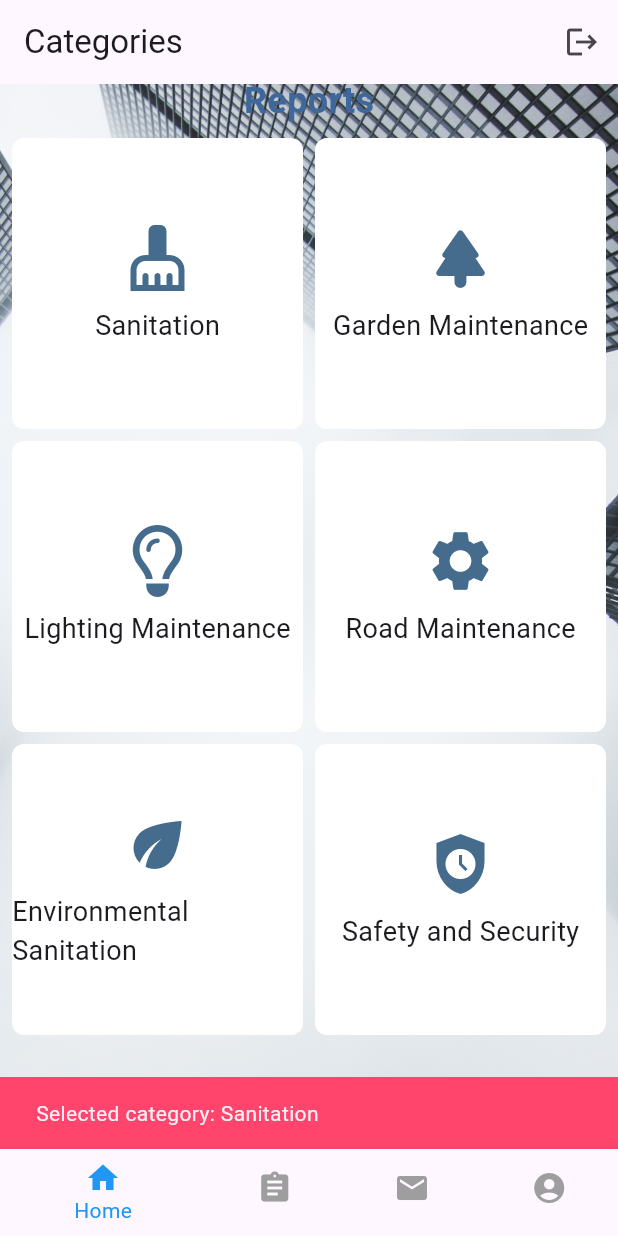
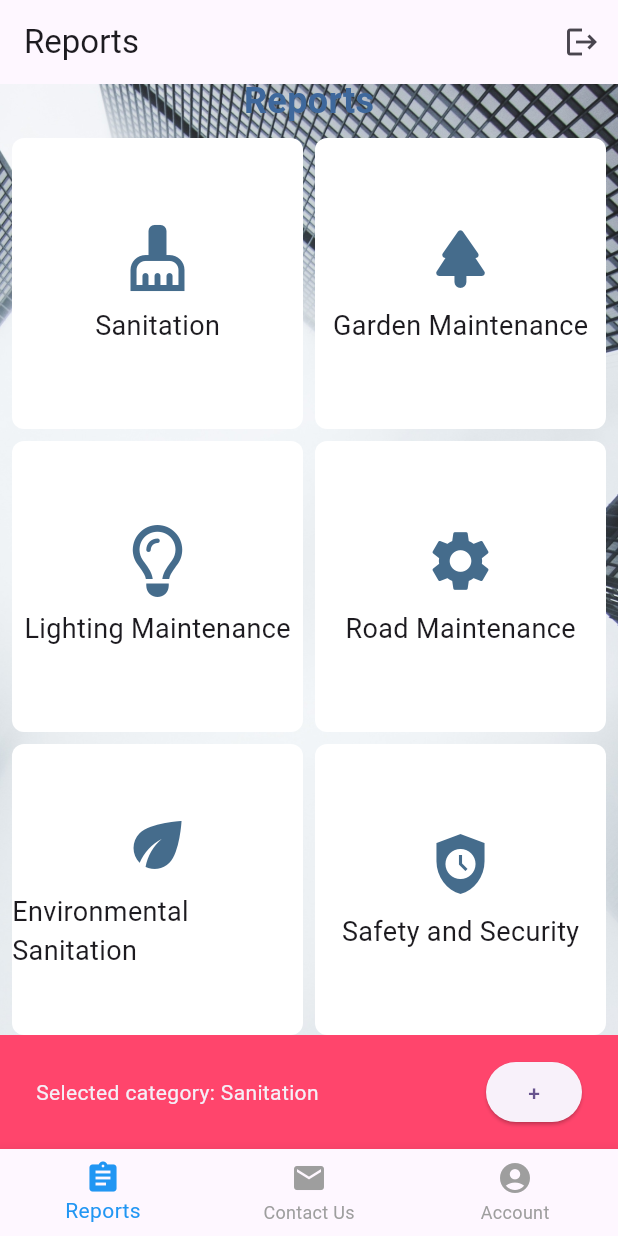
Before and after one commit to SondosAlnbary/final-project, a Flutter app: the CategoryScreen screen opened directly, after a tap on "Sanitation", on a phone screen of 412 x 824 dp. Run offline on Flutter 3.47's test engine with Material 3 defaults, Android fonts, the phone set to English and light mode, and no system bars; our stand-ins replace cloud_firestore, firebase_auth, firebase_core, font_awesome_flutter; accounts and stored records are empty.

Commit message:
contacts us screen

```diff
--- a/lib/screens/category_screen.dart
+++ b/lib/screens/category_screen.dart
@@ -1,7 +1,7 @@
 import 'package:flutter/material.dart';
 import 'package:font_awesome_flutter/font_awesome_flutter.dart';
-import 'welcome_screen.dart'; // Import your welcome screen file
-
+import 'welcome_screen.dart';
+import 'ContactUs.dart';
 class CategoryScreen extends StatelessWidget {
   const CategoryScreen({Key? key});
 
@@ -19,7 +19,7 @@ class CategoryScreen extends StatelessWidget {
     return Scaffold(
       extendBodyBehindAppBar: true,
       appBar: AppBar(
-        title: Text('Categories'),
+        title: Text('Reports'),
         automaticallyImplyLeading: false,
         actions: [
           IconButton(
@@ -40,6 +40,17 @@ class CategoryScreen extends StatelessWidget {
             fit: BoxFit.cover,
             width: double.infinity,
             height: double.infinity,
+          ),
+          Positioned(
+            left: 16.0,
+            bottom: 16.0,
+            child: FloatingActionButton(
+              onPressed: () {
+                // Handle the '+' button click
+              },
+              backgroundColor: Colors.grey,
+              child: Icon(Icons.add, color: Colors.white),
+            ),
           ),
           Column(
             children: [
@@ -78,10 +89,6 @@ class CategoryScreen extends StatelessWidget {
       bottomNavigationBar: BottomNavigationBar(
         items: [
           BottomNavigationBarItem(
-            icon: Icon(Icons.home),
-            label: 'Home',
-          ),
-          BottomNavigationBarItem(
             icon: Icon(Icons.assignment),
             label: 'Reports',
           ),
@@ -97,8 +104,21 @@ class CategoryScreen extends StatelessWidget {
         selectedItemColor: Colors.blue, // Customize the selected item color
         unselectedItemColor: Colors.grey, // Customize the unselected item color
         onTap: (index) {
-          // Handle navigation based on the selected item index
-          // You can implement your navigation logic here
+            switch (index) {
+            case 0:
+              // Handle 'Reports' tab
+              break;
+            case 1:
+              // Navigate to the 'Contact Us' screen when 'Contact Us' tab is tapped
+              Navigator.push(
+                context,
+                MaterialPageRoute(builder: (context) => ContactUsScreen()),
+              );
+              break;
+            case 2:
+              // Handle 'Account' tab
+              break;
+          }
         },
       ),
     );
@@ -108,7 +128,18 @@ class CategoryScreen extends StatelessWidget {
     return GestureDetector(
       onTap: () {
         final snackBar = SnackBar(
-          content: Text('Selected category: ${category.name}'),
+          content: Row(
+            mainAxisAlignment: MainAxisAlignment.spaceBetween,
+            children: [
+              Text('Selected category: ${category.name}'),
+              ElevatedButton(
+                onPressed: () {
+                  // Handle the '+' button click
+                },
+                child: Text('+'),
+              ),
+            ],
+          ),
           backgroundColor: Color.fromRGBO(255, 69, 108, 140),
         );
         ScaffoldMessenger.of(context).showSnackBar(snackBar);
--- a/lib/screens/signin_screen.dart
+++ b/lib/screens/signin_screen.dart
@@ -6,6 +6,7 @@ import 'package:final_project/screens/signup_screen.dart';
 import 'package:final_project/widgets/custom_scaffold.dart';
 import 'package:final_project/screens/category_screen.dart';
 import 'package:final_project/screens/second_screen.dart';
+// import 'package:email_validator/email_validator.dart';
 
 class SingnInScreen extends StatefulWidget {
   const SingnInScreen({Key? key}) : super(key: key);
@@ -69,6 +70,9 @@ class _SignInScreenState extends State<SingnInScreen> {
                           if (value == null || value.isEmpty) {
                             return 'Please Enter Email ';
                           }
+                  //          else if (!EmailValidator.validate(value)) {
+                  //          return 'Invalid Email Address';
+                  // }
                           return null;
                         },
                         decoration: InputDecoration(
--- a/lib/screens/signup_screen.dart
+++ b/lib/screens/signup_screen.dart
@@ -166,6 +166,8 @@ if(!isValid){
                             ),
                             borderRadius: BorderRadius.circular(10),
                           ),
+
+
                         ),
                         keyboardType:TextInputType.emailAddress,
                         autocorrect: false,
--- a/pubspec.yaml
+++ b/pubspec.yaml
@@ -33,7 +33,6 @@ dependencies:
   firebase_core: ^2.22.0
   firebase_auth: ^4.5.0
   cloud_firestore: ^4.13.2
-
 
   # The following adds the Cupertino Icons font to your application.
   # Use with the CupertinoIcons class for iOS style icons.
```
Also changed, not shown: lib/screens/ContactUs.dart (added, +65 -0 lines), assets/images/gray.png (added).
